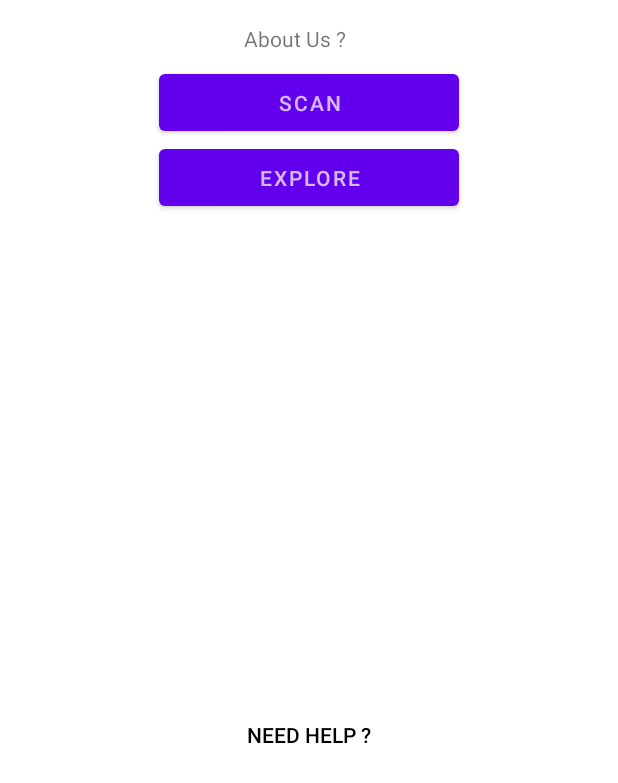
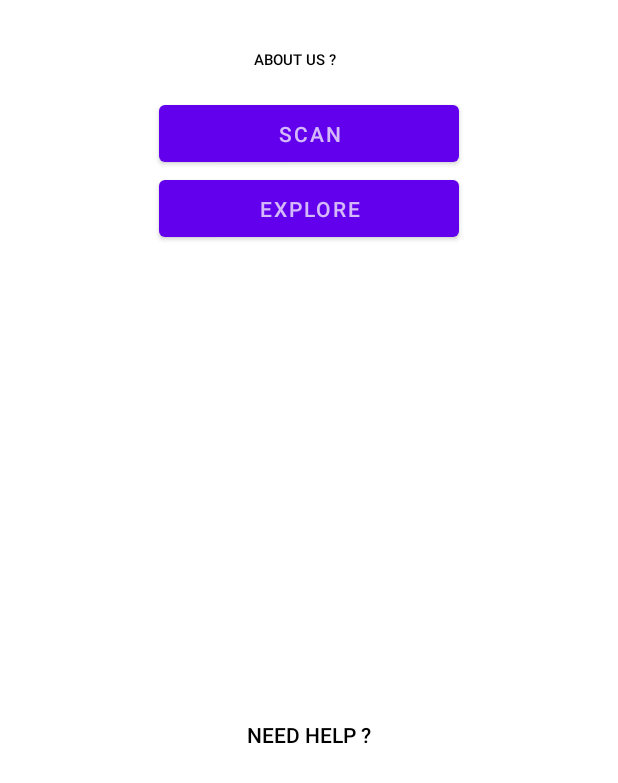
Before and after one commit to trandung1811/classify_app, an Android app: the screen it shows after launch (MainActivity), on a phone screen of 412 x 824 dp, the part 453-1236 px from its top. Run offline under Robolectric (Android 15) with nearby library versions, the phone set to English and light mode, and no system bars; our stand-ins replace CircleImageView; libraries missing offline, so code that uses them is left out: com.karumi.dexter, com.theartofdev.edmodo, org.tensorflow.lite; 4 statements that could not run were skipped.

Commit message:
2:31am, 26/12

```diff
--- a/app/build.gradle
+++ b/app/build.gradle
@@ -51,6 +51,7 @@ dependencies {
     implementation 'org.tensorflow:tensorflow-lite:0.0.0-nightly'
     implementation 'de.hdodenhof:circleimageview:3.1.0'
     implementation 'com.squareup.picasso:picasso:2.5.2'
+    implementation 'com.github.barteksc:android-pdf-viewer:2.0.3'
     api 'com.theartofdev.edmodo:android-image-cropper:2.8.+'
     implementation 'com.google.code.gson:gson:2.8.6'
 }
--- a/app/src/main/AndroidManifest.xml
+++ b/app/src/main/AndroidManifest.xml
@@ -16,7 +16,8 @@
         android:roundIcon="@mipmap/ic_launcher_round"
         android:supportsRtl="true"
         android:theme="@style/Theme.Final_app">
-        <activity android:name=".display_activity"></activity>
+        <activity android:name=".instruction"></activity>
+        <activity android:name=".display_activity" />
         <activity android:name=".explore.detailActivity" />
         <activity android:name=".explore.exploreActivity" />
         <activity android:name=".history.historyViewMainActivity" />
--- a/app/src/main/java/com/example/final_app/MainActivity.kt
+++ b/app/src/main/java/com/example/final_app/MainActivity.kt
@@ -52,6 +52,8 @@ class MainActivity : AppCompatActivity(), onItemClickListener {
     private lateinit var imageUri: Uri
     private lateinit var btnTakeImage: Button
     private lateinit var btnExplore: Button
+    private lateinit var btnHelp: Button
+    private lateinit var aboutUs: Button
     private lateinit var predictedResult: String
     private lateinit var confidence: String
     private lateinit var bitmap: Bitmap
@@ -128,6 +130,24 @@ class MainActivity : AppCompatActivity(), onItemClickListener {
         btnExplore.setOnClickListener {
             var intent = Intent(this@MainActivity, exploreActivity::class.java)
             startActivity(intent)
+        }
+        //help view
+        btnHelp = findViewById(R.id.helpTextView)
+        btnHelp.setOnClickListener {
+            val intent = Intent(this, instruction::class.java)
+            startActivity(intent)
+        }
+
+        //About us button
+        aboutUs = findViewById(R.id.btnAboutUs)
+        aboutUs.setOnClickListener {
+            try {
+                startActivity(Intent(Intent.ACTION_VIEW,
+                    Uri.parse("market://details?id=$packageName")))
+            } catch (e: ActivityNotFoundException) {
+                startActivity(Intent(Intent.ACTION_VIEW,
+                    Uri.parse("http://play.google.com/store/apps/details?id=$packageName")))
+            }
         }
     }
 
--- a/app/src/main/res/layout/activity_main.xml
+++ b/app/src/main/res/layout/activity_main.xml
@@ -28,31 +28,35 @@
         app:layout_constraintTop_toBottomOf="@+id/recyclerView"
         android:src="@drawable/logo" />
 
-    <TextView
-        android:id="@+id/languageSwitch"
+    <Button
+        android:id="@+id/btnAboutUs"
         android:layout_width="wrap_content"
         android:layout_height="wrap_content"
         android:layout_marginTop="16dp"
+        android:textSize="10dp"
         android:text="@string/about_us"
+        style="?android:attr/borderlessButtonStyle"
+        android:textAlignment="center"
+        android:backgroundTint="@color/white"
+        android:textColor="@color/black"
         app:layout_constraintEnd_toEndOf="parent"
         app:layout_constraintHorizontal_bias="0.472"
         app:layout_constraintStart_toStartOf="parent"
         app:layout_constraintTop_toBottomOf="@+id/logoImageView">
 
-    </TextView>
+    </Button>
 
     <Button
         android:id="@+id/btnScan"
         android:layout_width="200dp"
         android:layout_height="50dp"
-        android:layout_marginTop="8dp"
-        app:layout_constraintCircleRadius="2dp"
         android:shadowRadius="1"
         android:text="@string/scan"
         android:textColor="@color/white"
+        app:layout_constraintCircleRadius="2dp"
         app:layout_constraintEnd_toEndOf="parent"
         app:layout_constraintStart_toStartOf="parent"
-        app:layout_constraintTop_toBottomOf="@+id/languageSwitch" />
+        app:layout_constraintTop_toBottomOf="@+id/btnAboutUs" />
 
     <Button
         android:id="@+id/btnExplore"
```
Also changed, not shown: app/src/main/java/com/example/final_app/instruction.kt (added, +69 -0 lines), app/src/main/res/layout/activity_instruction.xml (added, +13 -0 lines), 1 other file.
